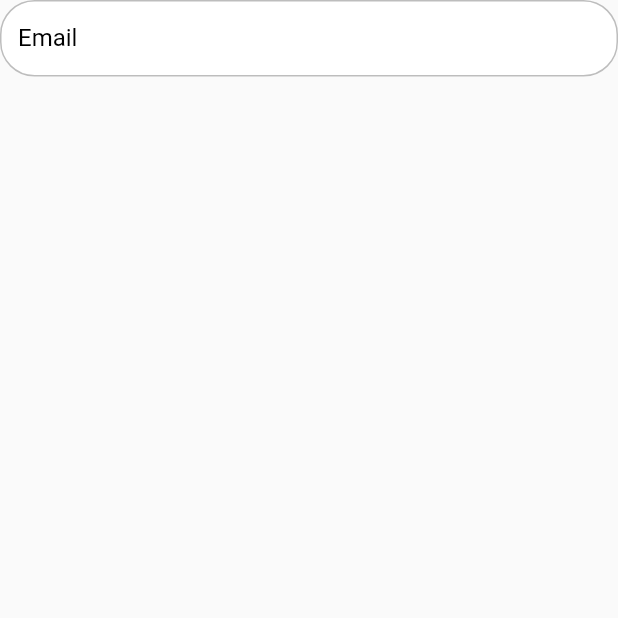
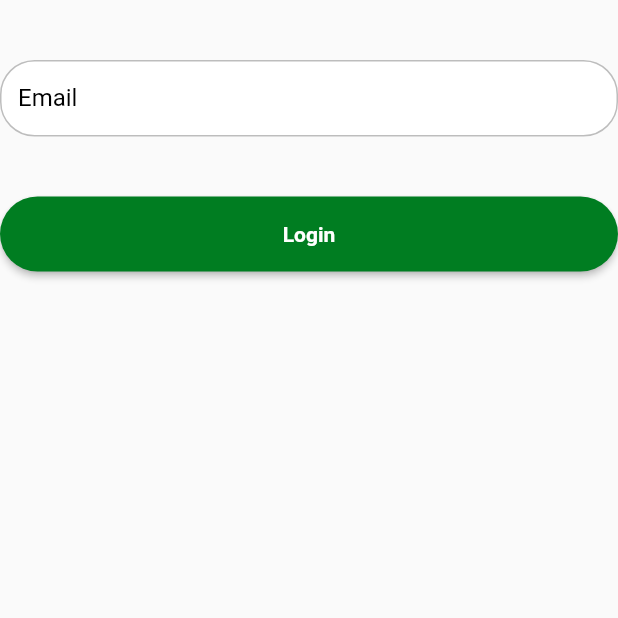
Before and after one commit to hansmboron/vaquinha_burger, a Flutter app: the screen it shows after launch, on a phone screen of 412 x 824 dp, the top half of it. Run offline on Flutter 3.47's test engine with Material 2 defaults, Android fonts, the phone set to English and light mode, and no system bars; our stand-ins replace get; Roboto replaces fonts that are missing (mplus1).

Commit message:
add custom button

```diff
--- /dev/null
+++ b/lib/app/core/ui/widgets/vaquinha_button.dart
@@ -0,0 +1,38 @@
+import 'package:flutter/material.dart';
+import 'package:vaquinha_burger_mobile/app/core/ui/vaquinha_ui.dart';
+
+class VaquinhaButton extends StatelessWidget {
+  final VoidCallback? onPressed;
+  final String label;
+  final double? width;
+  final double height;
+  final Color? color;
+
+  const VaquinhaButton({
+    Key? key,
+    this.onPressed,
+    required this.label,
+    this.width = double.maxFinite,
+    this.height = 50,
+    this.color,
+  }) : super(key: key);
+
+  @override
+  Widget build(BuildContext context) {
+    return SizedBox(
+      height: height,
+      width: width,
+      child: ElevatedButton(
+        onPressed: onPressed,
+        child: Text(
+          label,
+          style: VaquinaUI.textBold.copyWith(fontSize: 14),
+        ),
+        style: ElevatedButton.styleFrom(
+          shape: StadiumBorder(),
+          primary: color,
+        ),
+      ),
+    );
+  }
+}
--- a/lib/app/modules/splash/splash_page.dart
+++ b/lib/app/modules/splash/splash_page.dart
@@ -1,4 +1,5 @@
 import 'package:flutter/material.dart';
+import 'package:vaquinha_burger_mobile/app/core/ui/widgets/vaquinha_button.dart';
 import 'package:vaquinha_burger_mobile/app/core/ui/widgets/vaquinha_textfield.dart';
 
 class SplashPage extends StatelessWidget {
@@ -7,10 +8,17 @@ class SplashPage extends StatelessWidget {
   @override
   Widget build(BuildContext context) {
     return Scaffold(
-        body: Column(
-      children: [
-        VaquinhaTextField(label: 'Email'),
-      ],
-    ));
+      body: Column(
+        children: [
+          const SizedBox(height: 40),
+          const VaquinhaTextField(label: 'Email'),
+          const SizedBox(height: 40),
+          VaquinhaButton(
+            label: 'Login',
+            onPressed: () {},
+          )
+        ],
+      ),
+    );
   }
 }
--- a/lib/main.dart
+++ b/lib/main.dart
@@ -1,7 +1,6 @@
 import 'package:flutter/material.dart';
 import 'package:get/get.dart';
 import 'package:vaquinha_burger_mobile/app/core/ui/vaquinha_ui.dart';
-import 'package:vaquinha_burger_mobile/app/modules/splash/splash_page.dart';
 import 'package:vaquinha_burger_mobile/app/routes/splash_routes.dart';
 
 void main() {
```
